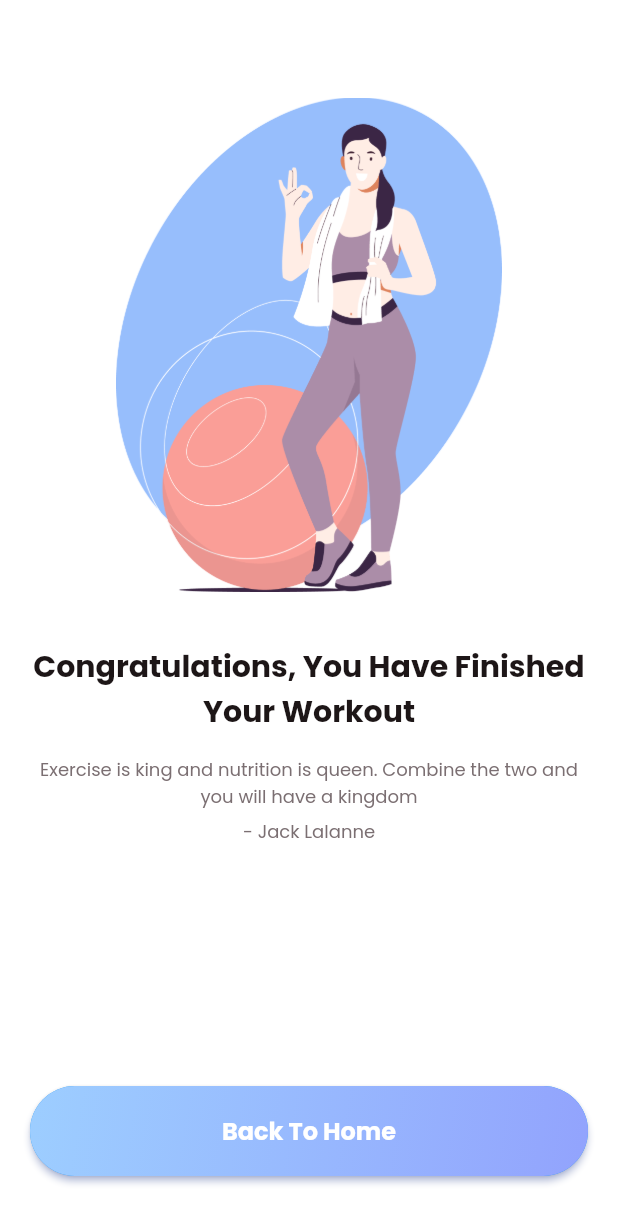
After one commit to AyurM/FitnestX-Demo, a Flutter app: the CongratulationsScreen screen opened directly, on a phone screen of 412 x 824 dp. The commit adds this screen. Shown: the top 1224 px of the screen. Run offline on Flutter 3.47's test engine with Material 2 defaults, Android fonts, the phone set to English and light mode, and no system bars; our stand-ins replace flutter_bloc, get_it, google_fonts.

Commit message:
Added Congratulations screen

```diff
--- a/lib/res/views/workout_schedule/workout_schedule_item.dart
+++ b/lib/res/views/workout_schedule/workout_schedule_item.dart
@@ -1,6 +1,7 @@
 import 'package:fitnest_x/data/model/schedule_item_content.dart';
 import 'package:fitnest_x/res/colors/app_colors.dart';
 import 'package:fitnest_x/res/views/workout_schedule/workout_schedule_item_dialog.dart';
+import 'package:fitnest_x/screens/congratulations_screen/congratulations_screen.dart';
 import 'package:flutter/material.dart';
 import 'package:intl/intl.dart';
 
@@ -46,6 +47,10 @@ class WorkoutScheduleItem extends StatelessWidget {
       barrierColor: AppColors.black.withOpacity(0.2),
       builder: (context) => WorkoutScheduleItemDialog(
             data: data,
+            onDone: (scheduleItem) => Navigator.push(
+                context,
+                MaterialPageRoute(
+                    builder: (context) => const CongratulationsScreen())),
           ));
 }
 
--- /dev/null
+++ b/lib/screens/congratulations_screen/congratulations_screen.dart
@@ -0,0 +1,54 @@
+import 'package:fitnest_x/res/colors/app_colors.dart';
+import 'package:fitnest_x/res/theme/constants.dart';
+import 'package:fitnest_x/res/views/primary_button.dart';
+import 'package:flutter/material.dart';
+import 'package:flutter/services.dart';
+
+const _kRelativeImageHeight = 0.4;
+const _titleText = 'Congratulations, You Have Finished Your Workout';
+const _quoteText =
+    'Exercise is king and nutrition is queen. Combine the two and you will have a kingdom';
+const _authorText = '- Jack Lalanne';
+const _backText = 'Back To Home';
+
+class CongratulationsScreen extends StatelessWidget {
+  const CongratulationsScreen({Key? key}) : super(key: key);
+
+  @override
+  Widget build(BuildContext context) {
+    SystemChrome.setSystemUIOverlayStyle(const SystemUiOverlayStyle(
+      statusBarColor: AppColors.white,
+      statusBarIconBrightness: Brightness.dark,
+    ));
+    return Scaffold(
+      body: Padding(
+        padding: kHorizontalPadding20,
+        child: Column(children: [
+          const SizedBox(height: 65),
+          Image.asset(
+            'assets/images/congratulations.png',
+            height: MediaQuery.of(context).size.height * _kRelativeImageHeight,
+          ),
+          AppWhiteSpace.value35.vertical,
+          Text(_titleText,
+              textAlign: TextAlign.center,
+              style: Theme.of(context).textTheme.headline4),
+          AppWhiteSpace.value15.vertical,
+          Text(_quoteText,
+              textAlign: TextAlign.center,
+              style: Theme.of(context).textTheme.subtitle1),
+          AppWhiteSpace.value5.vertical,
+          Text(_authorText,
+              textAlign: TextAlign.center,
+              style: Theme.of(context).textTheme.subtitle1),
+          const Spacer(),
+          PrimaryButton.blue(
+              text: _backText,
+              onPressed: () =>
+                  Navigator.of(context).popUntil((route) => route.isFirst)),
+          AppWhiteSpace.value40.vertical,
+        ]),
+      ),
+    );
+  }
+}
```
